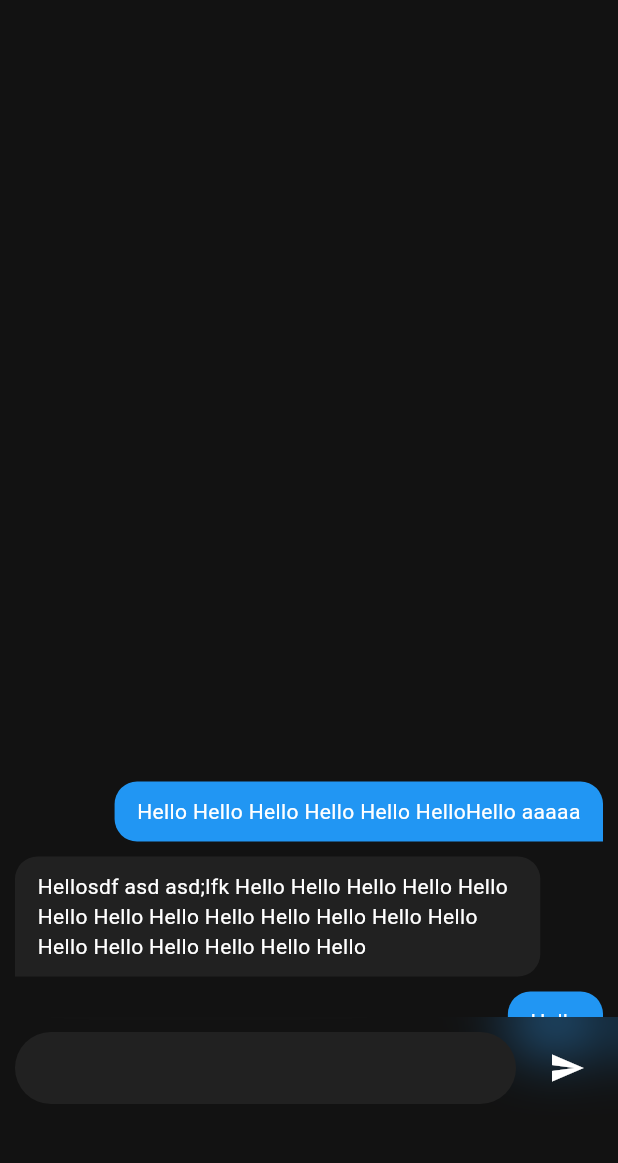
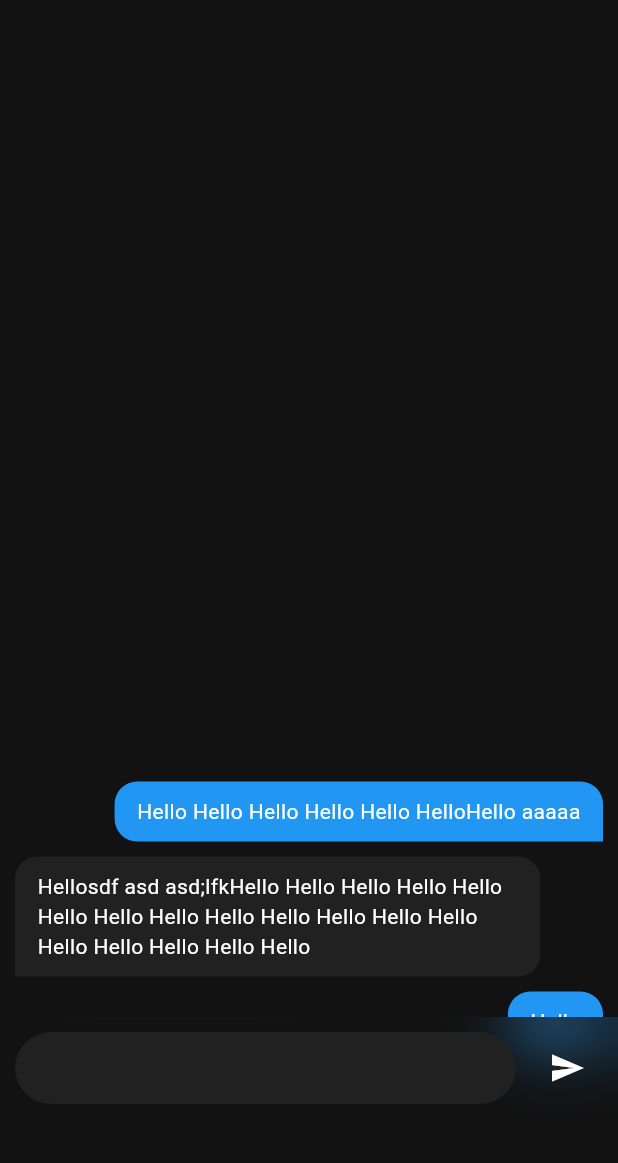
Before and after one commit to Johannes-Krabbe/laber_app, a Flutter app: the Chat screen opened directly, on a phone screen of 412 x 824 dp, the part 72-1235 px from its top. Run offline on Flutter 3.47's test engine with Material 3 defaults, Android fonts, the phone set to English and light mode, and no system bars; network calls fail.

Commit message:
test commit

```diff
--- a/lib/screens/chat.dart
+++ b/lib/screens/chat.dart
@@ -23,7 +23,7 @@ class Chat extends StatelessWidget {
                     Message(
                       isMe: false,
                       message:
-                          'Hellosdf asd asd;lfk Hello Hello Hello Hello Hello Hello Hello Hello Hello Hello Hello Hello Hello Hello Hello Hello Hello Hello Hello ',
+                          'Hellosdf asd asd;lfkHello Hello Hello Hello Hello Hello Hello Hello Hello Hello Hello Hello Hello Hello Hello Hello Hello Hello ',
                     ),
                     Message(
                       isMe: true,
```
